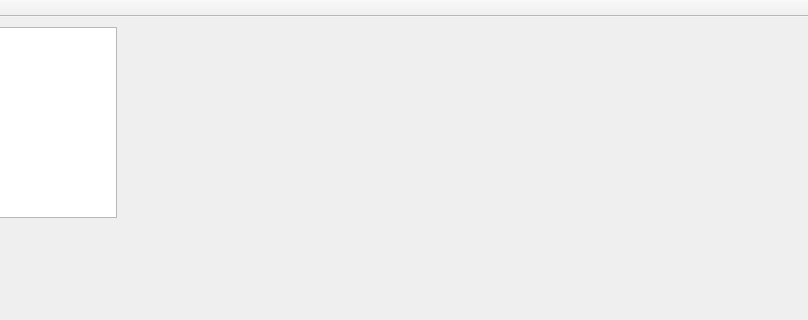
Qt form TestQT/TestQT.ui (njit-77/TestQT) before a commit; both pictures show x 154 to 962 and y 0 to 320 of the 962 by 599 pixel window.
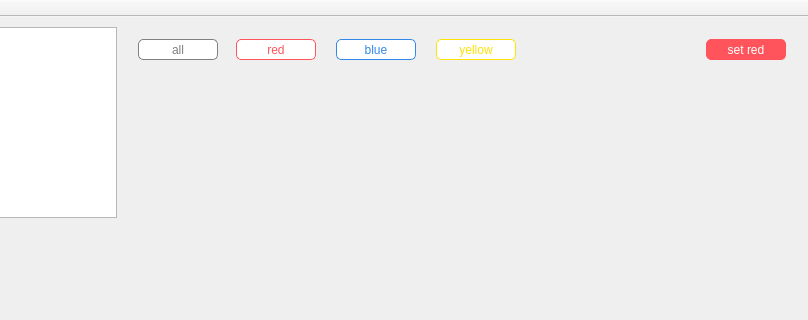
The same form after that commit.

```diff
--- a/TestQT/TestQT.ui
+++ b/TestQT/TestQT.ui
@@ -37,6 +37,152 @@
      <string>PushButton</string>
     </property>
    </widget>
+   <widget class="QPushButton" name="allBtn">
+    <property name="geometry">
+     <rect>
+      <x>292</x>
+      <y>22</y>
+      <width>80</width>
+      <height>21</height>
+     </rect>
+    </property>
+    <property name="styleSheet">
+     <string notr="true">QPushButton#allBtn{
+background:white;
+border:1px solid gray;
+border-radius:5px;
+padding:2px 4px;
+color:gray;
+}
+
+QPushButton#allBtn:checked{
+background:gray;
+color:white;
+}</string>
+    </property>
+    <property name="text">
+     <string>all</string>
+    </property>
+   </widget>
+   <widget class="QPushButton" name="redBtn">
+    <property name="geometry">
+     <rect>
+      <x>390</x>
+      <y>22</y>
+      <width>80</width>
+      <height>21</height>
+     </rect>
+    </property>
+    <property name="styleSheet">
+     <string notr="true">QPushButton#redBtn{
+background:white;
+border:1px solid rgb(255, 84, 92);
+border-radius:5px;
+padding:2px 4px;
+color:rgb(255, 84, 92);
+}
+
+QPushButton#redBtn:checked{
+background:rgb(255, 84, 92);
+color:white;
+}</string>
+    </property>
+    <property name="text">
+     <string>red</string>
+    </property>
+   </widget>
+   <widget class="QPushButton" name="blueBtn">
+    <property name="geometry">
+     <rect>
+      <x>490</x>
+      <y>22</y>
+      <width>80</width>
+      <height>21</height>
+     </rect>
+    </property>
+    <property name="styleSheet">
+     <string notr="true">QPushButton#blueBtn{
+background:white;
+border:1px solid #3288E8;
+border-radius:5px;
+padding:2px 4px;
+color:#3288E8;
+}
+
+QPushButton#blueBtn:checked{
+background:#3288E8;
+color:white;
+}</string>
+    </property>
+    <property name="text">
+     <string>blue</string>
+    </property>
+   </widget>
+   <widget class="QPushButton" name="yellowBtn">
+    <property name="geometry">
+     <rect>
+      <x>590</x>
+      <y>22</y>
+      <width>80</width>
+      <height>21</height>
+     </rect>
+    </property>
+    <property name="styleSheet">
+     <string notr="true">QPushButton#yellowBtn{
+background:white;
+border:1px solid rgb(255, 226, 6);
+border-radius:5px;
+padding:2px 4px;
+color:rgb(255, 226, 6);
+}
+
+QPushButton#yellowBtn:checked{
+background:rgb(255, 226, 6);
+color:white;
+}</string>
+    </property>
+    <property name="text">
+     <string>yellow</string>
+    </property>
+   </widget>
+   <widget class="QPushButton" name="setRedBtn">
+    <property name="geometry">
+     <rect>
+      <x>860</x>
+      <y>22</y>
+      <width>80</width>
+      <height>21</height>
+     </rect>
+    </property>
+    <property name="styleSheet">
+     <string notr="true">QPushButton#setRedBtn{
+border:1px solid rgb(255, 84, 92);
+border-radius:5px;
+padding:2px 4px;
+background:rgb(255, 84, 92);
+color:white;
+}</string>
+    </property>
+    <property name="text">
+     <string>set red</string>
+    </property>
+   </widget>
+   <widget class="QListView" name="listView">
+    <property name="geometry">
+     <rect>
+      <x>300</x>
+      <y>60</y>
+      <width>631</width>
+      <height>481</height>
+     </rect>
+    </property>
+    <property name="styleSheet">
+     <string notr="true">QListView {
+   background-color: transparent;
+	border:1px solid #EFEFEF;
+}</string>
+    </property>
+   </widget>
   </widget>
   <widget class="QMenuBar" name="menuBar">
    <property name="geometry">
```
